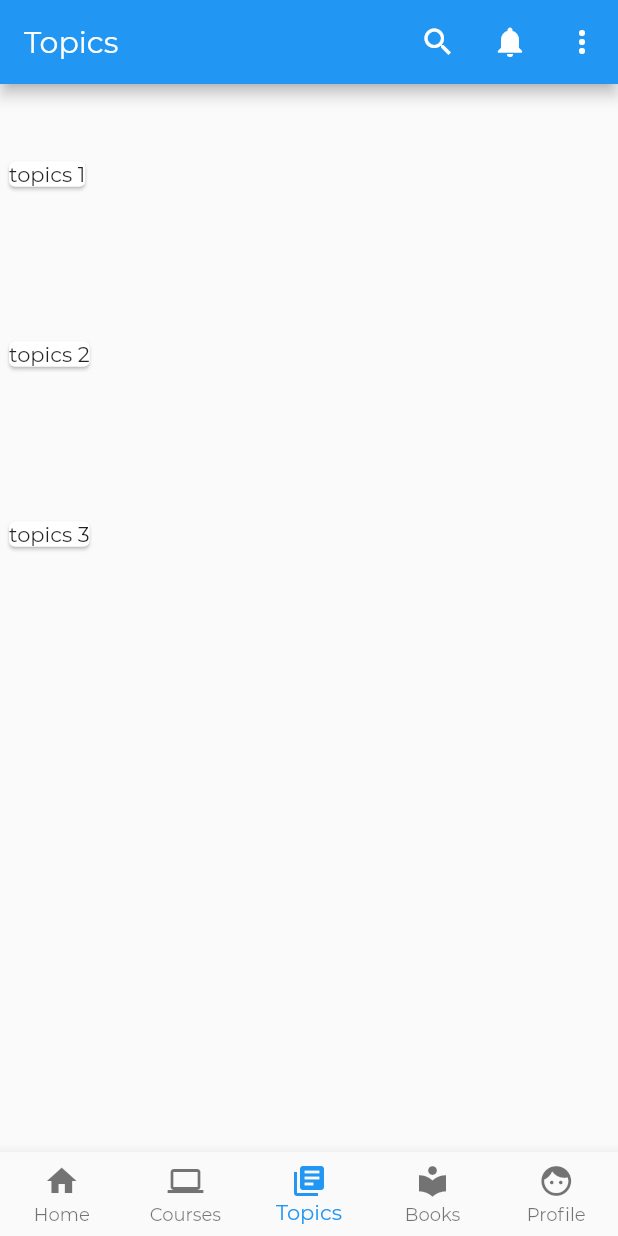
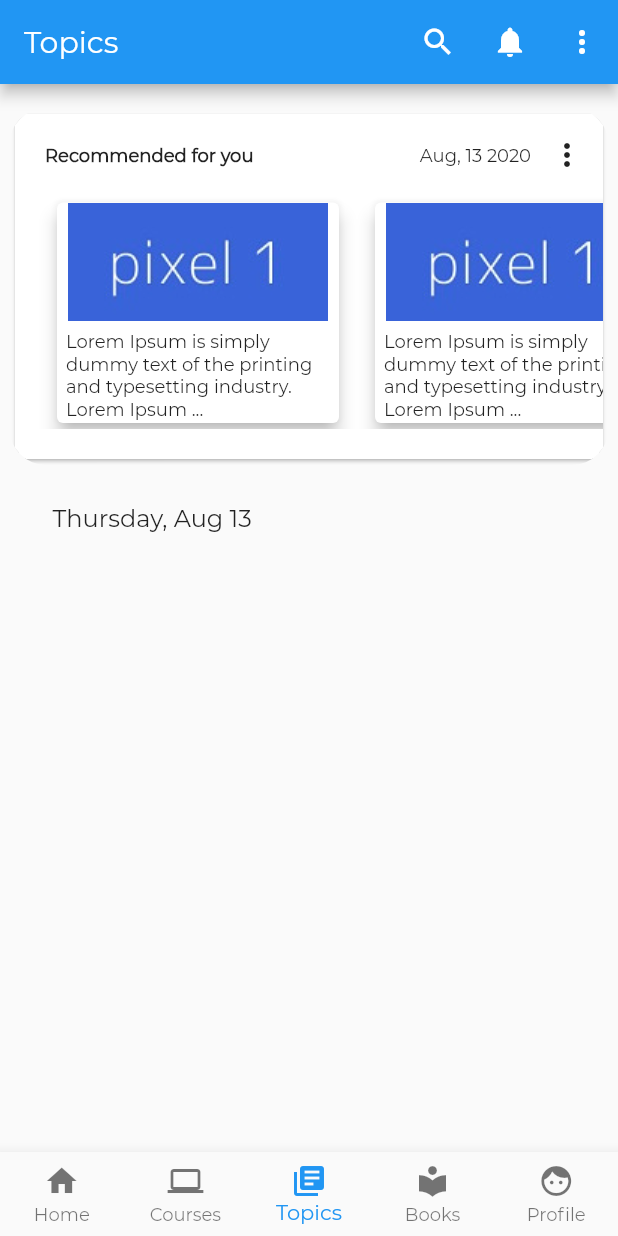
Before and after one commit to mahidul-islam/arrijal_flutter, a Flutter app: the screen it shows after launch, item 3 of the bottom bar chosen, on a phone screen of 412 x 824 dp. Run offline on Flutter 3.47's test engine with Material 2 defaults, Android fonts, the phone set to English and light mode, and no system bars; our stand-ins replace animated_theme_switcher, flutter_login, flutter_screenutil, line_awesome_flutter; missing offline and left inert: rubber.

Commit message:
added topics page as wikipedia

```diff
--- a/lib/appbar.dart
+++ b/lib/appbar.dart
@@ -2,19 +2,7 @@ import 'package:ArRijal/login_screen.dart';
 import 'package:ArRijal/searchpage.dart';
 import 'package:flutter/material.dart';
 import 'alert_page.dart';
-
-class Choice {
-  const Choice({this.title, this.icon});
-  final String title;
-  final IconData icon;
-}
-
-const List<Choice> choices = const <Choice>[
-  const Choice(title: 'LogIn', icon: Icons.arrow_back),
-  const Choice(title: 'Bicycle', icon: Icons.directions_bike),
-  const Choice(title: 'Boat', icon: Icons.directions_boat),
-  const Choice(title: 'Bus', icon: Icons.directions_bus),
-];
+import 'data.dart';
 
 class MyAppbar extends StatelessWidget implements PreferredSizeWidget {
   Size get preferredSize => new Size.fromHeight(kToolbarHeight);
--- a/lib/dashboard_screen.dart
+++ b/lib/dashboard_screen.dart
@@ -1,13 +1,11 @@
 import 'books/books_list_page.dart';
 import 'package:flutter/material.dart';
 import 'profile/profile.dart';
-import 'courses/single_course.dart';
 import 'data.dart';
-import 'posts/single_post.dart';
-import 'wiki/topics.dart';
 import 'appbar.dart';
 import 'courses/course_list.dart';
 import 'posts/post_list.dart';
+import 'wiki/wiki_screen.dart';
 
 class DashBoard extends StatefulWidget {
   static const routeName = '/';
@@ -69,14 +67,15 @@ class _DashBoardState extends State<DashBoard> {
         );
       }
       if (choice == 2) {
-        return ListView(
-          children: <Widget>[
-            for (var i = 0; i < topics.length; i++)
-              Topic(
-                title: topics[i]['title'],
-              )
-          ],
-        );
+        // return ListView(
+        //   children: <Widget>[
+        //     for (var i = 0; i < topics.length; i++)
+        //       Topic(
+        //         title: topics[i]['title'],
+        //       )
+        //   ],
+        // );
+        return WikiScreen();
       }
       if (choice == 3) {
         return BookListScreen();
--- a/lib/data.dart
+++ b/lib/data.dart
@@ -38,10 +38,54 @@ var comments = [
   {'text': 'This is Comment 6', 'image': 'avatar.png'},
 ];
 
-var topics = [
-  {'title': 'topics 1'},
-  {'title': 'topics 2'},
-  {'title': 'topics 3'},
+class Topic {
+  final String image, title, description;
+  final int id;
+  Topic({
+    this.id,
+    this.image,
+    this.title,
+    this.description,
+  });
+}
+
+List<Topic> topics = [
+  Topic(
+    id: 1,
+    title: "Topic no 1",
+    description: detail,
+    image: "assets/appimages/pixel.jpg",
+  ),
+  Topic(
+    id: 2,
+    title: "Topic no 2",
+    description: detail,
+    image: "assets/appimages/pixel.jpg",
+  ),
+  Topic(
+    id: 3,
+    title: "Topic no 3",
+    description: detail,
+    image: "assets/appimages/pixel.jpg",
+  ),
+  Topic(
+    id: 4,
+    title: "Topic no 4",
+    description: detail,
+    image: "assets/appimages/pixel.jpg",
+  ),
+  Topic(
+    id: 5,
+    title: "Topic no 5",
+    description: detail,
+    image: "assets/appimages/pixel.jpg",
+  ),
+  Topic(
+    id: 6,
+    title: "Topic no 6",
+    description: detail,
+    image: "assets/appimages/pixel.jpg",
+  ),
 ];
 
 var alerts = [
@@ -49,6 +93,9 @@ var alerts = [
   {'text': 'alert no 2', 'seen': true, 'image': 'iphone.jpg'},
   {'text': 'alert no 3', 'seen': true, 'image': 'iphone.jpg'},
 ];
+
+var detail =
+    'Lorem Ipsum is simply dummy text of the printing and typesetting industry. Lorem Ipsum ...';
 
 const users = const {
   'dribbble@gmail.com': '12345',
@@ -125,3 +172,21 @@ List<Product> products = [
 
 String dummyText =
     "Lorem Ipsum is simply dummy text of the printing and typesetting industry. Lorem Ipsum has been the industry's standard dummy text ever since. When an unknown printer took a galley.";
+
+class Choice {
+  const Choice({this.title, this.icon});
+  final String title;
+  final IconData icon;
+}
+
+const List<Choice> choices = const <Choice>[
+  const Choice(title: 'LogIn', icon: Icons.arrow_back),
+  const Choice(title: 'Bicycle', icon: Icons.directions_bike),
+  const Choice(title: 'Boat', icon: Icons.directions_boat),
+  const Choice(title: 'Bus', icon: Icons.directions_bus),
+];
+
+const List<Choice> wikiCardChoice = const <Choice>[
+  const Choice(title: 'Remove Card', icon: Icons.delete),
+  const Choice(title: 'Customize', icon: Icons.edit),
+];
--- /dev/null
+++ b/lib/wiki/recommended_topics.dart
@@ -0,0 +1,88 @@
+import 'package:flutter/material.dart';
+import 'package:ArRijal/data.dart';
+import 'topics.dart';
+
+class RecommendedTopics extends StatelessWidget {
+  @override
+  Widget build(BuildContext context) {
+    return Container(
+      padding: EdgeInsets.all(6),
+      decoration: BoxDecoration(
+        borderRadius: BorderRadius.all(
+          Radius.circular(20),
+        ),
+      ),
+      child: ClipRRect(
+        borderRadius: BorderRadius.circular(25),
+        child: Card(
+          child: Column(
+            mainAxisAlignment: MainAxisAlignment.start,
+            crossAxisAlignment: CrossAxisAlignment.start,
+            mainAxisSize: MainAxisSize.min,
+            children: <Widget>[
+              Row(
+                mainAxisAlignment: MainAxisAlignment.spaceBetween,
+                children: <Widget>[
+                  Container(
+                    padding: EdgeInsets.all(20),
+                    child: Text(
+                      'Recommended for you',
+                      style:
+                          TextStyle(fontSize: 12, fontWeight: FontWeight.bold),
+                    ),
+                  ),
+                  Container(
+                    child: Row(
+                      children: <Widget>[
+                        Text(
+                          'Aug, 13 2020',
+                          style: TextStyle(fontSize: 12),
+                        ),
+                        PopupMenuButton(
+                          onSelected: null,
+                          itemBuilder: (BuildContext context) {
+                            return wikiCardChoice.map(
+                              (Choice choice) {
+                                return PopupMenuItem<Choice>(
+                                  value: choice,
+                                  child: Text(
+                                    choice.title,
+                                    style: TextStyle(fontSize: 14),
+                                  ),
+                                );
+                              },
+                            ).toList();
+                          },
+                        ),
+                      ],
+                    ),
+                  ),
+                ],
+              ),
+              Container(
+                margin: EdgeInsets.only(bottom: 20.0),
+                height: 155,
+                child: ListView.builder(
+                  itemCount: topics.length,
+                  itemBuilder: (_, index) {
+                    return Padding(
+                      ///calculates the left and right margins
+                      ///to be even with the screen margin
+                      padding: index == 0
+                          ? EdgeInsets.only(left: 24.0, right: 8.0)
+                          : index == 4
+                              ? EdgeInsets.only(right: 24.0, left: 8.0)
+                              : EdgeInsets.symmetric(horizontal: 8.0),
+                      child: TopicCard(topics[index]),
+                    );
+                  },
+                  scrollDirection: Axis.horizontal,
+                ),
+              )
+            ],
+          ),
+        ),
+      ),
+    );
+  }
+}
--- a/lib/wiki/topics.dart
+++ b/lib/wiki/topics.dart
@@ -1,22 +1,45 @@
 import 'package:flutter/material.dart';
+import '../data.dart';
 
-class Topic extends StatelessWidget {
-  Topic({Key key, this.title}) : super(key: key);
+class TopicCard extends StatelessWidget {
+  final Topic topic;
 
-  final String title;
+  TopicCard(
+    this.topic, {
+    Key key,
+  }) : super(key: key);
+
   @override
   Widget build(BuildContext context) {
     return Container(
-      padding: EdgeInsets.all(2),
-      height: 120,
-      child: Row(
-        children: <Widget>[
-          Card(
-            child: Text(
-              title,
+      width: MediaQuery.of(context).size.width / 2 - 10,
+      decoration: BoxDecoration(
+        borderRadius: BorderRadius.all(
+          Radius.circular(25),
+        ),
+      ),
+      child: Card(
+        elevation: 5,
+        child: Column(
+          crossAxisAlignment: CrossAxisAlignment.end,
+          children: <Widget>[
+            Align(
+              alignment: Alignment.topCenter,
+              child: Container(
+                child: Image.asset(
+                  topic.image,
+                ),
+              ),
             ),
-          ),
-        ],
+            Container(
+              padding: EdgeInsets.all(6),
+              child: Text(
+                topic.description,
+                style: TextStyle(fontSize: 12),
+              ),
+            ),
+          ],
+        ),
       ),
     );
   }
--- a/lib/wiki/wiki_screen.dart
+++ b/lib/wiki/wiki_screen.dart
@@ -0,0 +1,36 @@
+import 'package:ArRijal/wiki/recommended_topics.dart';
+import 'package:flutter/material.dart';
+import 'package:ArRijal/data.dart';
+
+class WikiScreen extends StatelessWidget {
+  @override
+  Widget build(BuildContext context) {
+    return Column(
+      crossAxisAlignment: CrossAxisAlignment.start,
+      children: <Widget>[
+        SizedBox(height: kDefaultPaddin / 2),
+        RecommendedTopics(),
+        SizedBox(height: kDefaultPaddin / 2),
+        DateForTopic(date: 'Thursday, Aug 13'),
+      ],
+    );
+  }
+}
+
+class DateForTopic extends StatelessWidget {
+  final String date;
+  DateForTopic({Key key, this.date}) : super(key: key);
+  @override
+  Widget build(BuildContext context) {
+    return Container(
+      padding: EdgeInsets.only(
+        left: 35,
+        top: 10,
+      ),
+      child: Text(
+        date,
+        style: TextStyle(fontSize: 16, fontWeight: FontWeight.w500),
+      ),
+    );
+  }
+}
```
Also changed, not shown: assets/appimages/pixel.jpg, 1 other file.
